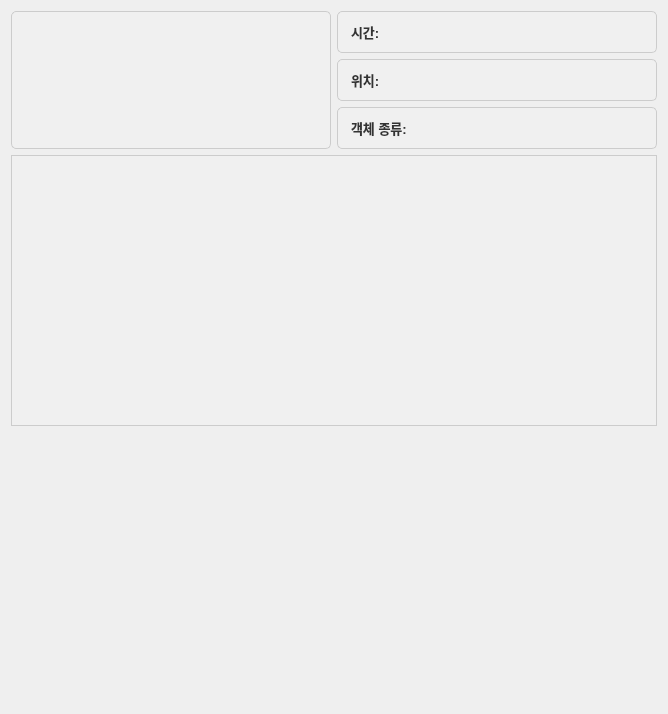
VEDA-tmpa/JIKIMZON_Qt, file test_gui/metadatadisplay.ui: the form before one commit.
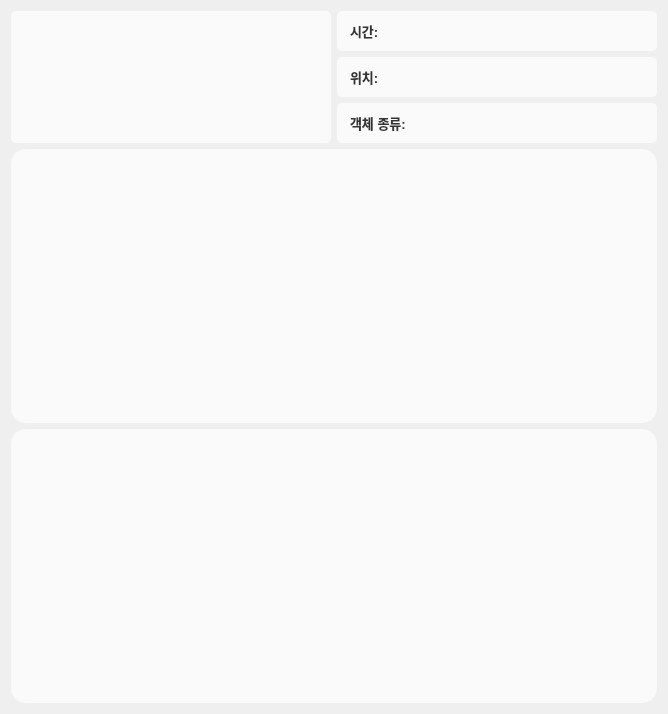
The form after the commit.

```diff
--- a/test_gui/metadatadisplay.ui
+++ b/test_gui/metadatadisplay.ui
@@ -19,14 +19,13 @@
      <property name="styleSheet">
       <string notr="true">QLabel {
         color: #333333;                /* 텍스트 색상 */
-        background-color: #f0f0f0;     /* 배경 색 */
-        border: 1px solid #ccc;        /* 테두리 */
+     background-color: rgba(255, 255, 255, 180);  /* 배경 색상과 투명도 (180은 0~255 사이의 값으로 투명도를 설정) */
+    border-radius: 5px;        /* 모서리 둥글게 */
         padding: 10px;                 /* 내부 여백 */
         font-size: 13px;               /* 폰트 크기 */
         font-family: Arial, sans-serif;/* 폰트 종류 */
         font-weight: bold;             /* 폰트 굵기 */
         text-align: center;            /* 텍스트 정렬 */
-        border-radius: 5px;            /* 테두리 둥글기 */
     }
 
     QLabel:hover {
@@ -47,14 +46,13 @@
      <property name="styleSheet">
       <string notr="true">QLabel {
         color: #333333;                /* 텍스트 색상 */
-        background-color: #f0f0f0;     /* 배경 색 */
-        border: 1px solid #ccc;        /* 테두리 */
+           background-color: rgba(255, 255, 255, 180);  /* 배경 색상과 투명도 (180은 0~255 사이의 값으로 투명도를 설정) */
+    border-radius: 5px;        /* 모서리 둥글게 */
         padding: 10px;                 /* 내부 여백 */
         font-size: 16px;               /* 폰트 크기 */
         font-family: Arial, sans-serif;/* 폰트 종류 */
         font-weight: bold;             /* 폰트 굵기 */
         text-align: center;            /* 텍스트 정렬 */
-        border-radius: 5px;            /* 테두리 둥글기 */
     }
 
     QLabel:hover {
@@ -74,9 +72,9 @@
     <widget class="QListWidget" name="eventLog">
      <property name="styleSheet">
       <string notr="true">QListWidget {
-        background-color: #f0f0f0;  /* 배경색 */
-        border: 1px solid #ccc;     /* 테두리 */
-        padding: 5px;               /* 여백 */
+    background-color: rgba(255, 255, 255, 180);  /* 배경 색상과 투명도 (180은 0~255 사이의 값으로 투명도를 설정) */
+    border-radius: 15px;        /* 모서리 둥글게 */
+    padding: 16px;              /* 내부 여백 */
         font-size: 14px;            /* 폰트 크기 */
     }
 
@@ -130,36 +128,6 @@
     background: none;
 }
 
-/* 가로 스크롤바 스타일 */
-QScrollBar:horizontal {
-    border: none;
-    background: rgba(59, 59, 59, 50); /* 스크롤바 배경: #3b3b3b에 투명도 50% */
-    height: 12px;                      /* 스크롤바 높이 */
-    margin: 0px 0px 0px 0px;
-}
-
-QScrollBar::handle:horizontal {
-    background-color: rgba(59, 59, 59, 80); /* 스크롤바 핸들: #3b3b3b에 투명도 80% */
-    min-width: 20px;                         /* 핸들의 최소 너비 */
-    border-radius: 6px;                      /* 모서리 둥글게 */
-}
-
-QScrollBar::add-line:horizontal, 
-QScrollBar::sub-line:horizontal {
-    width: 0px;
-    subcontrol-position: left;
-    subcontrol-origin: margin;
-}
-
-QScrollBar::left-arrow:horizontal, 
-QScrollBar::right-arrow:horizontal {
-    background: none;
-}
-
-QScrollBar::add-page:horizontal, 
-QScrollBar::sub-page:horizontal {
-    background: none;
-}
 </string>
      </property>
     </widget>
@@ -169,8 +137,7 @@
      <property name="styleSheet">
       <string notr="true">QLabel {
         color: #333333;                /* 텍스트 색상 */
-        background-color: #f0f0f0;     /* 배경 색 */
-        border: 1px solid #ccc;        /* 테두리 */
+    background-color: rgba(255, 255, 255, 180);  /* 배경 색상과 투명도 (180은 0~255 사이의 값으로 투명도를 설정) */
         padding: 10px;                 /* 내부 여백 */
         font-size: 13px;               /* 폰트 크기 */
         font-family: Arial, sans-serif;/* 폰트 종류 */
@@ -197,8 +164,7 @@
      <property name="styleSheet">
       <string notr="true">QLabel {
         color: #333333;                /* 텍스트 색상 */
-        background-color: #f0f0f0;     /* 배경 색 */
-        border: 1px solid #ccc;        /* 테두리 */
+    background-color: rgba(255, 255, 255, 180);  /* 배경 색상과 투명도 (180은 0~255 사이의 값으로 투명도를 설정) */
         padding: 10px;                 /* 내부 여백 */
         font-size: 13px;               /* 폰트 크기 */
         font-family: Arial, sans-serif;/* 폰트 종류 */
@@ -221,7 +187,13 @@
     </widget>
    </item>
    <item row="4" column="0" colspan="2">
-    <widget class="QWidget" name="chartContainer" native="true"/>
+    <widget class="QWidget" name="chartContainer" native="true">
+     <property name="styleSheet">
+      <string notr="true">    background-color: rgba(255, 255, 255, 180);  /* 배경 색상과 투명도 (180은 0~255 사이의 값으로 투명도를 설정) */
+    border-radius: 15px;        /* 모서리 둥글게 */
+    padding: 16px;              /* 내부 여백 */</string>
+     </property>
+    </widget>
    </item>
   </layout>
  </widget>
```
